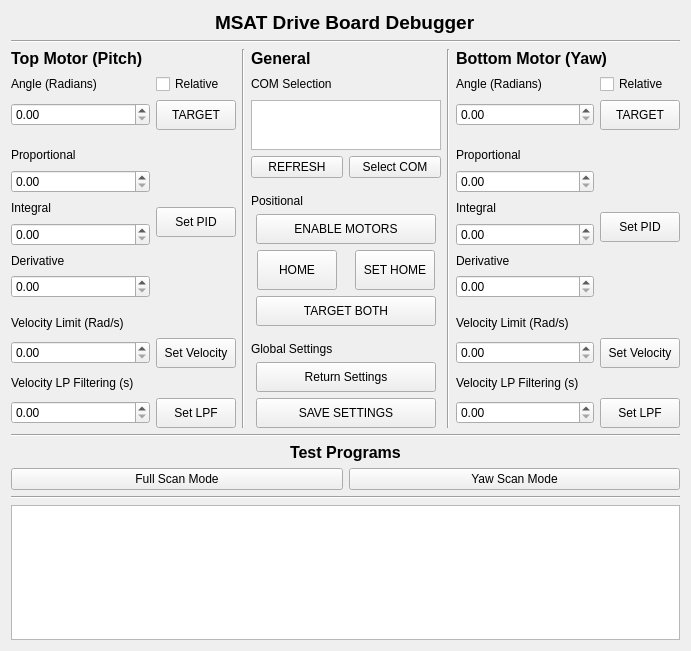
This is embedded/gimbal-control/UI/driveBoardDebug.ui in IsaacShaker/Edge-AI-Multi-Sport-Tracker as Qt 5 draws it before an edit. The edited form follows.
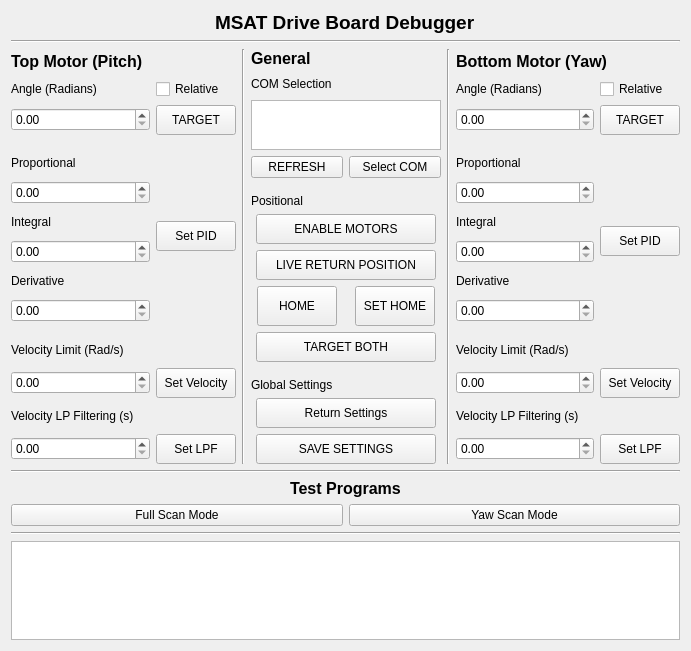
This is the edited form.

Commit message:
Live Position Return, Basic Power Telemetry Commands
- Added Live positional telemetry toggle (I1 for enable, I0 for disable)

- Added preliminary current calculation commands for power telemetry.

Diff of the .ui file:
```diff
--- a/embedded/gimbal-control/UI/driveBoardDebug.ui
+++ b/embedded/gimbal-control/UI/driveBoardDebug.ui
@@ -253,68 +253,44 @@
      </item>
      <item row="0" column="2">
       <layout class="QGridLayout" name="gridLayout_6">
-       <item row="10" column="0" colspan="2">
-        <spacer name="verticalSpacer_7">
-         <property name="orientation">
-          <enum>Qt::Vertical</enum>
+       <item row="9" column="1" alignment="Qt::AlignHCenter">
+        <widget class="QPushButton" name="setHome">
+         <property name="minimumSize">
+          <size>
+           <width>80</width>
+           <height>40</height>
+          </size>
          </property>
-         <property name="sizeType">
-          <enum>QSizePolicy::Fixed</enum>
-         </property>
-         <property name="sizeHint" stdset="0">
+         <property name="maximumSize">
           <size>
-           <width>20</width>
-           <height>10</height>
+           <width>80</width>
+           <height>40</height>
           </size>
          </property>
-        </spacer>
-       </item>
-       <item row="11" column="0" colspan="2">
-        <widget class="QLabel" name="label_17">
          <property name="text">
-          <string>Global Settings</string>
+          <string>SET HOME</string>
          </property>
         </widget>
        </item>
-       <item row="4" column="0">
-        <widget class="QPushButton" name="refreshCOM">
-         <property name="maximumSize">
+       <item row="14" column="0" colspan="2" alignment="Qt::AlignHCenter">
+        <widget class="QPushButton" name="getSettings">
+         <property name="minimumSize">
           <size>
-           <width>92</width>
+           <width>180</width>
            <height>30</height>
           </size>
          </property>
-         <property name="text">
-          <string>REFRESH</string>
-         </property>
-        </widget>
-       </item>
-       <item row="4" column="1">
-        <widget class="QPushButton" name="selectCOM">
          <property name="maximumSize">
           <size>
-           <width>92</width>
-           <height>40</height>
+           <width>180</width>
+           <height>50</height>
           </size>
          </property>
          <property name="text">
-          <string>Select COM</string>
+          <string>Return Settings</string>
          </property>
         </widget>
        </item>
-       <item row="14" column="0" colspan="2">
-        <spacer name="verticalSpacer_5">
-         <property name="orientation">
-          <enum>Qt::Vertical</enum>
-         </property>
-         <property name="sizeHint" stdset="0">
-          <size>
-           <width>20</width>
-           <height>40</height>
-          </size>
-         </property>
-        </spacer>
-       </item>
        <item row="0" column="0" alignment="Qt::AlignTop">
         <widget class="QLabel" name="label_11">
          <property name="font">
@@ -329,42 +305,7 @@
          </property>
         </widget>
        </item>
-       <item row="12" column="0" colspan="2" alignment="Qt::AlignHCenter">
-        <widget class="QPushButton" name="getSettings">
-         <property name="minimumSize">
-          <size>
-           <width>180</width>
-           <height>30</height>
-          </size>
-         </property>
-         <property name="maximumSize">
-          <size>
-           <width>180</width>
-           <height>50</height>
-          </size>
-         </property>
-         <property name="text">
-          <string>Return Settings</string>
-         </property>
-        </widget>
-       </item>
-       <item row="5" column="0" colspan="2">
-        <spacer name="verticalSpacer_6">
-         <property name="orientation">
-          <enum>Qt::Vertical</enum>
-         </property>
-         <property name="sizeType">
-          <enum>QSizePolicy::Fixed</enum>
-         </property>
-         <property name="sizeHint" stdset="0">
-          <size>
-           <width>20</width>
-           <height>10</height>
-          </size>
-         </property>
-        </spacer>
-       </item>
-       <item row="8" column="0" alignment="Qt::AlignHCenter">
+       <item row="9" column="0" alignment="Qt::AlignHCenter">
         <widget class="QPushButton" name="homeMotors">
          <property name="minimumSize">
           <size>
@@ -388,22 +329,38 @@
          </property>
         </widget>
        </item>
-       <item row="8" column="1" alignment="Qt::AlignHCenter">
-        <widget class="QPushButton" name="setHome">
+       <item row="5" column="0" colspan="2">
+        <spacer name="verticalSpacer_6">
+         <property name="orientation">
+          <enum>Qt::Vertical</enum>
+         </property>
+         <property name="sizeType">
+          <enum>QSizePolicy::Fixed</enum>
+         </property>
+         <property name="sizeHint" stdset="0">
+          <size>
+           <width>20</width>
+           <height>10</height>
+          </size>
+         </property>
+        </spacer>
+       </item>
+       <item row="15" column="0" colspan="2" alignment="Qt::AlignHCenter">
+        <widget class="QPushButton" name="saveSettings">
          <property name="minimumSize">
           <size>
-           <width>80</width>
-           <height>40</height>
+           <width>180</width>
+           <height>30</height>
           </size>
          </property>
          <property name="maximumSize">
           <size>
-           <width>80</width>
-           <height>40</height>
+           <width>180</width>
+           <height>30</height>
           </size>
          </property>
          <property name="text">
-          <string>SET HOME</string>
+          <string>SAVE SETTINGS</string>
          </property>
         </widget>
        </item>
@@ -423,44 +380,6 @@
          </property>
         </widget>
        </item>
-       <item row="13" column="0" colspan="2" alignment="Qt::AlignHCenter">
-        <widget class="QPushButton" name="saveSettings">
-         <property name="minimumSize">
-          <size>
-           <width>180</width>
-           <height>30</height>
-          </size>
-         </property>
-         <property name="maximumSize">
-          <size>
-           <width>180</width>
-           <height>30</height>
-          </size>
-         </property>
-         <property name="text">
-          <string>SAVE SETTINGS</string>
-         </property>
-        </widget>
-       </item>
-       <item row="9" column="0" colspan="2" alignment="Qt::AlignHCenter">
-        <widget class="QPushButton" name="bothAngleSet">
-         <property name="minimumSize">
-          <size>
-           <width>180</width>
-           <height>30</height>
-          </size>
-         </property>
-         <property name="maximumSize">
-          <size>
-           <width>180</width>
-           <height>30</height>
-          </size>
-         </property>
-         <property name="text">
-          <string>TARGET BOTH</string>
-         </property>
-        </widget>
-       </item>
        <item row="1" column="0" colspan="2">
         <widget class="QLabel" name="label_12">
          <property name="minimumSize">
@@ -480,10 +399,22 @@
          </property>
         </widget>
        </item>
-       <item row="6" column="0" colspan="2">
-        <widget class="QLabel" name="label_16">
+       <item row="10" column="0" colspan="2" alignment="Qt::AlignHCenter">
+        <widget class="QPushButton" name="bothAngleSet">
+         <property name="minimumSize">
+          <size>
+           <width>180</width>
+           <height>30</height>
+          </size>
+         </property>
+         <property name="maximumSize">
+          <size>
+           <width>180</width>
+           <height>30</height>
+          </size>
+         </property>
          <property name="text">
-          <string>Positional</string>
+          <string>TARGET BOTH</string>
          </property>
         </widget>
        </item>
@@ -509,6 +440,97 @@
          </property>
         </widget>
        </item>
+       <item row="6" column="0" colspan="2">
+        <widget class="QLabel" name="label_16">
+         <property name="text">
+          <string>Positional</string>
+         </property>
+        </widget>
+       </item>
+       <item row="13" column="0" colspan="2">
+        <widget class="QLabel" name="label_17">
+         <property name="text">
+          <string>Global Settings</string>
+         </property>
+        </widget>
+       </item>
+       <item row="4" column="1">
+        <widget class="QPushButton" name="selectCOM">
+         <property name="maximumSize">
+          <size>
+           <width>92</width>
+           <height>40</height>
+          </size>
+         </property>
+         <property name="text">
+          <string>Select COM</string>
+         </property>
+        </widget>
+       </item>
+       <item row="4" column="0">
+        <widget class="QPushButton" name="refreshCOM">
+         <property name="maximumSize">
+          <size>
+           <width>92</width>
+           <height>30</height>
+          </size>
+         </property>
+         <property name="text">
+          <string>REFRESH</string>
+         </property>
+        </widget>
+       </item>
+       <item row="12" column="0" colspan="2">
+        <spacer name="verticalSpacer_7">
+         <property name="orientation">
+          <enum>Qt::Vertical</enum>
+         </property>
+         <property name="sizeType">
+          <enum>QSizePolicy::Fixed</enum>
+         </property>
+         <property name="sizeHint" stdset="0">
+          <size>
+           <width>20</width>
+           <height>10</height>
+          </size>
+         </property>
+        </spacer>
+       </item>
+       <item row="16" column="0" colspan="2">
+        <spacer name="verticalSpacer_5">
+         <property name="orientation">
+          <enum>Qt::Vertical</enum>
+         </property>
+         <property name="sizeHint" stdset="0">
+          <size>
+           <width>20</width>
+           <height>40</height>
+          </size>
+         </property>
+        </spacer>
+       </item>
+       <item row="8" column="0" colspan="2" alignment="Qt::AlignHCenter">
+        <widget class="QPushButton" name="livePosTelem">
+         <property name="minimumSize">
+          <size>
+           <width>180</width>
+           <height>30</height>
+          </size>
+         </property>
+         <property name="maximumSize">
+          <size>
+           <width>180</width>
+           <height>30</height>
+          </size>
+         </property>
+         <property name="text">
+          <string>LIVE RETURN POSITION</string>
+         </property>
+         <property name="checkable">
+          <bool>true</bool>
+         </property>
+        </widget>
+       </item>
       </layout>
      </item>
      <item row="0" column="3">
```
The commit also changes 5 other files.
